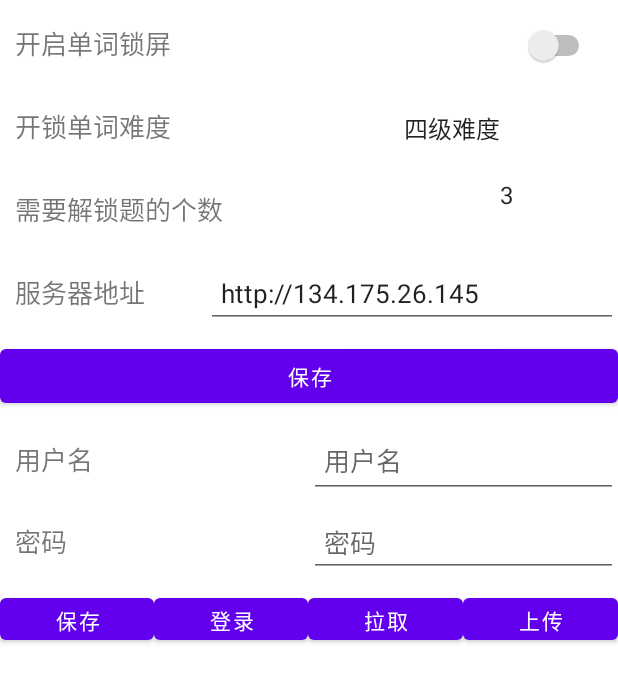
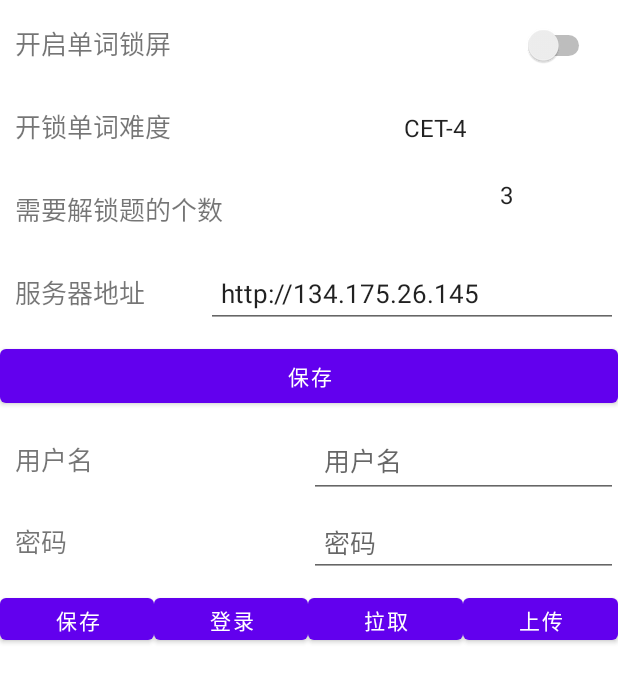
Before and after one commit to Kuludu/SmartRecite, an Android app: the fragment SettingFragment placed in its activity, on a phone screen of 412 x 824 dp, the part 75-752 px from its top. Run offline under Robolectric (Android 15) with nearby library versions, the phone set to English and light mode, and no system bars; 2 statements that could not run were skipped.

Commit message:
Update layout

```diff
--- a/app/src/main/java/net/kuludu/smartrecite/MainActivity.java
+++ b/app/src/main/java/net/kuludu/smartrecite/MainActivity.java
@@ -246,10 +246,10 @@ public class MainActivity extends AppCompatActivity implements View.OnClickListe
             x2 = event.getX();
             y2 = event.getY();
             if (x2 - x1 > 200) {
-                Toast.makeText(this, "已掌握", Toast.LENGTH_SHORT).show();
+                Toast.makeText(this, getString(R.string.mastered), Toast.LENGTH_SHORT).show();
                 getNextWord();
             } else if (x1 - x2 > 200) {
-                Toast.makeText(this, "已解锁", Toast.LENGTH_SHORT).show();
+                Toast.makeText(this, getString(R.string.unlocked), Toast.LENGTH_SHORT).show();
                 unlock();
             } else if (y1 - y2 > 200) {
                 changeBackground();
--- a/app/src/main/java/net/kuludu/smartrecite/SettingFragment.java
+++ b/app/src/main/java/net/kuludu/smartrecite/SettingFragment.java
@@ -102,7 +102,7 @@ public class SettingFragment extends Fragment implements View.OnClickListener {
 
     public class SpinnerActivity extends AppCompatActivity implements AdapterView.OnItemSelectedListener {
         public void initAdapter() {
-            String[] arr_difficulty = {"四级难度", "六级难度"};
+            String[] arr_difficulty = {"CET-4", "CET-6"};
             String[] arr_allNumber = {"3", "5", "9", "12"};
 
             ArrayAdapter<String> adapter_difficulty = new ArrayAdapter<>(getActivity(), android.R.layout.simple_list_item_1, arr_difficulty);
--- a/app/src/main/java/net/kuludu/smartrecite/StudyFragment.java
+++ b/app/src/main/java/net/kuludu/smartrecite/StudyFragment.java
@@ -65,9 +65,9 @@ public class StudyFragment extends Fragment {
         alreadyStudyText.setText(totalCount);
         String level = sharedPreferences.getString("level", "cet_4");
         if (level.equals("cet_4")) {
-            difficultyText.setText("四级难度");
+            difficultyText.setText(getString(R.string.cet4));
         } else if (level.equals("cet_6")) {
-            difficultyText.setText("六级难度");
+            difficultyText.setText(getString(R.string.cet6));
         }
     }
 
--- a/app/src/main/res/layout/frame_setting.xml
+++ b/app/src/main/res/layout/frame_setting.xml
@@ -101,7 +101,7 @@
             android:layout_width="0dp"
             android:layout_height="wrap_content"
             android:layout_weight="16"
-            android:hint="请输入服务器地址"
+            android:hint="@string/serverAddress"
             android:maxLines="1"
             android:padding="10dp"
             android:textSize="17sp" />
@@ -121,7 +121,7 @@
             android:layout_height="wrap_content"
             android:layout_weight="1"
             android:width="0dp"
-            android:text="保存" />
+            android:text="@string/save" />
 
     </LinearLayout>
 
@@ -137,7 +137,7 @@
             android:layout_height="wrap_content"
             android:layout_weight="8"
             android:padding="10dp"
-            android:text="用户名"
+            android:text="@string/user"
             android:textSize="17sp" />
 
         <EditText
@@ -145,7 +145,7 @@
             android:layout_width="0dp"
             android:layout_height="match_parent"
             android:layout_weight="8"
-            android:hint="用户名"
+            android:hint="@string/user"
             android:maxLines="1"
             android:padding="10dp"
             android:textSize="17sp" />
@@ -164,7 +164,7 @@
             android:layout_height="wrap_content"
             android:layout_weight="8"
             android:padding="10dp"
-            android:text="密码"
+            android:text="@string/pwd"
             android:textSize="17sp" />
 
         <EditText
@@ -172,7 +172,7 @@
             android:layout_width="0dp"
             android:layout_height="wrap_content"
             android:layout_weight="8"
-            android:hint="密码"
+            android:hint="@string/pwd"
             android:maxLines="1"
             android:padding="10dp"
             android:textSize="17sp" />
@@ -192,7 +192,7 @@
             android:layout_height="wrap_content"
             android:layout_weight="1"
             android:width="0dp"
-            android:text="保存" />
+            android:text="@string/save" />
 
         <Button
             android:id="@+id/login"
@@ -200,7 +200,7 @@
             android:layout_height="wrap_content"
             android:layout_weight="1"
             android:width="0dp"
-            android:text="登录" />
+            android:text="@string/signIn" />
 
         <Button
             android:id="@+id/fetch"
@@ -208,7 +208,7 @@
             android:layout_height="wrap_content"
             android:layout_weight="1"
             android:width="0dp"
-            android:text="拉取" />
+            android:text="@string/pull" />
 
         <Button
             android:id="@+id/upload"
@@ -216,7 +216,7 @@
             android:layout_height="wrap_content"
             android:layout_weight="1"
             android:width="0dp"
-            android:text="上传" />
+            android:text="@string/push" />
 
     </LinearLayout>
 
--- a/app/src/main/res/values/strings.xml
+++ b/app/src/main/res/values/strings.xml
@@ -1,6 +1,5 @@
 <resources xmlns:tools="http://schemas.android.com/tools" tools:ignore="ExtraTranslation">
     <string name="app_name">SmartRecite</string>
-    <string name="server_url">http://api.kuludu.net</string>
     <string name="wait_for_db_download">请等待数据库下载完成！</string>
     <string name="wait_for_quote_download">请等待名言数据库下载完成！</string>
     <string name="download_db">数据库下载</string>
@@ -13,8 +12,6 @@
     <string name="openApp">开启单词锁屏</string>
     <string name="wordDifficulty">开锁单词难度</string>
     <string name="lockNumber">需要解锁题的个数</string>
-    <string name="newQuestions">每日新题的个数</string>
-    <string name="reviewQuestions">每日复习题的个数</string>
     <string name="serverUrl">服务器地址</string>
 
     <string name="memorableQuotes">名人名句</string>
@@ -22,4 +19,16 @@
     <string name="masterWords">掌握单词</string>
     <string name="difficultyLearning">学习难度</string>
     <string name="totalStudy">总共学习</string>
+
+    <string name="mastered">已掌握</string>
+    <string name="unlocked">已解锁</string>
+    <string name="cet4">四级难度</string>
+    <string name="cet6">六级难度</string>
+    <string name="serverAddress">请输入服务器地址</string>
+    <string name="save">保存</string>
+    <string name="user">用户名</string>
+    <string name="pwd">密码</string>
+    <string name="signIn">登录</string>
+    <string name="pull">拉取</string>
+    <string name="push">上传</string>
 </resources>
```
Also changed, not shown: 2 other files.
